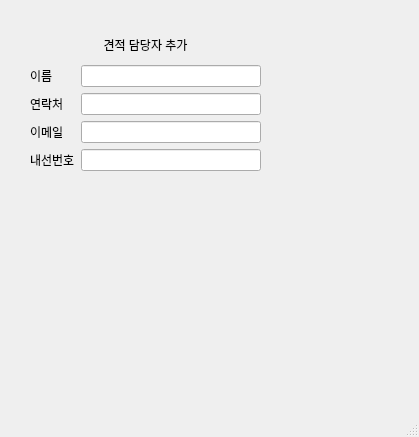
Before: the Qt Designer form external/estimate/s_window.ui in weed700/study_repo, drawn with Qt 5.
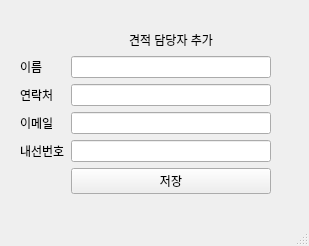
After: the same form once the commit is applied.

The edit to the form file:
```diff
--- a/external/estimate/s_window.ui
+++ b/external/estimate/s_window.ui
@@ -6,8 +6,8 @@
    <rect>
     <x>0</x>
     <y>0</y>
-    <width>419</width>
-    <height>437</height>
+    <width>309</width>
+    <height>246</height>
    </rect>
   </property>
   <property name="windowTitle">
@@ -17,10 +17,10 @@
    <widget class="QWidget" name="gridLayoutWidget">
     <property name="geometry">
      <rect>
-      <x>30</x>
+      <x>20</x>
       <y>30</y>
-      <width>231</width>
-      <height>141</height>
+      <width>251</width>
+      <height>164</height>
      </rect>
     </property>
     <layout class="QGridLayout" name="gridLayout">
@@ -88,7 +88,14 @@
      <item row="3" column="1">
       <widget class="QLineEdit" name="lineEdit_3"/>
      </item>
-     <item row="0" column="0" colspan="2">
+     <item row="5" column="1">
+      <widget class="QPushButton" name="pushButton">
+       <property name="text">
+        <string>저장</string>
+       </property>
+      </widget>
+     </item>
+     <item row="0" column="1">
       <widget class="QLabel" name="label_5">
        <property name="text">
         <string>견적 담당자 추가</string>
```
Left out of the diff: 58 changed lines with no effect on the pictures.
